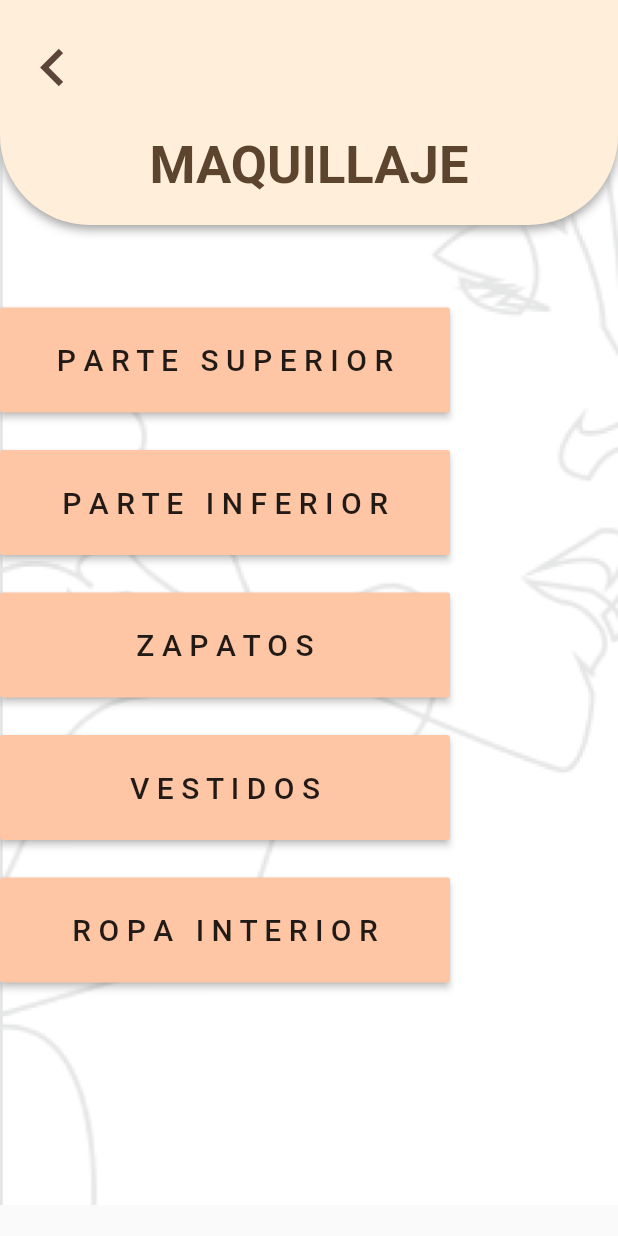
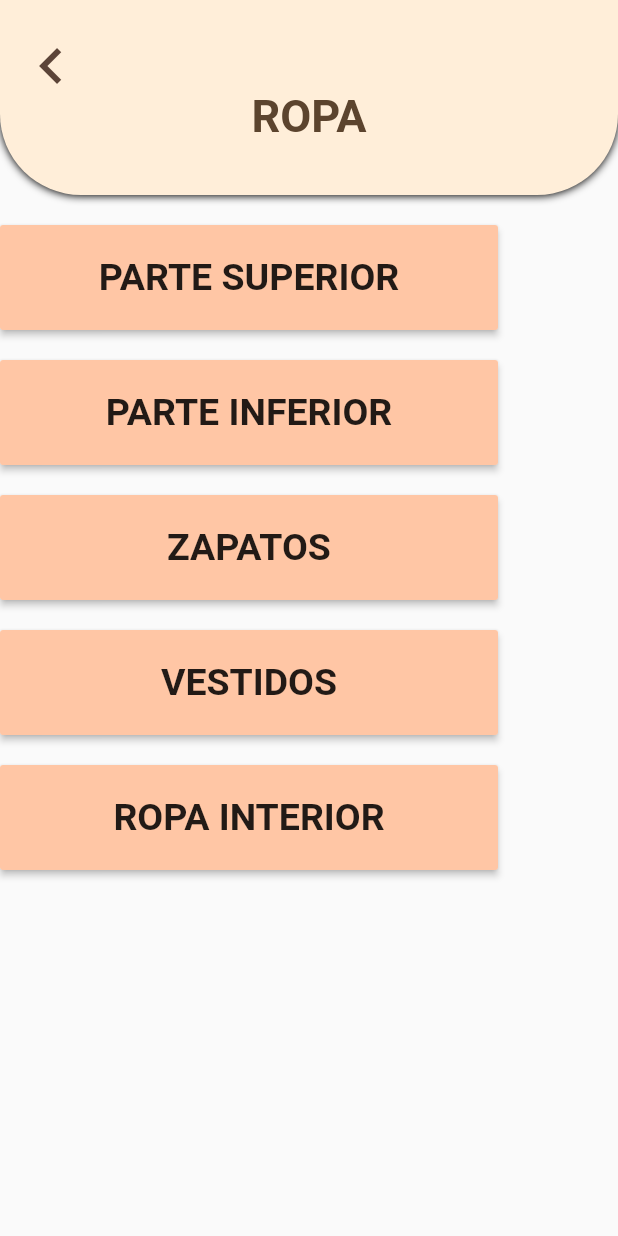
Before and after one commit to santos130400/ProyectoAdriana, a Flutter app: the RopaResultados screen opened by its route, on a phone screen of 412 x 824 dp. Run offline on Flutter 3.47's test engine with Material 2 defaults, Android fonts, the phone set to English and light mode, and no system bars; our stand-ins replace cloud_firestore, firebase_auth, firebase_database, image_picker; accounts and stored records are empty.

Commit message:
Arreglo de resultados todos igual

```diff
--- a/lib/Resultados/AccesoriosResultados.dart
+++ b/lib/Resultados/AccesoriosResultados.dart
@@ -29,7 +29,7 @@ Widget collar(BuildContext context) {
   return Padding(
       padding: EdgeInsets.only(top: 20, right: 80),
       child: SizedBox(
-          width: 410,
+          width: 100,
           height: 70,
           child: RaisedButton(
               child: Text(
@@ -133,7 +133,7 @@ Widget barraNavegacion(BuildContext context) {
       IconButton(
           icon: const Icon(Icons.keyboard_arrow_left),
           onPressed: () {
-            Navigator.of(context).pushNamed('/caracter');
+            Navigator.of(context).pushNamed('/menu');
           },
           iconSize: 48.0,
           color: new Color.fromRGBO(92, 68, 56, 1),
--- a/lib/Resultados/RopaResultados.dart
+++ b/lib/Resultados/RopaResultados.dart
@@ -8,114 +8,94 @@ class RopaResultados extends StatefulWidget {
 class _RopaResultadosState extends State<RopaResultados> {
   @override
   Widget build(BuildContext context) {
-    return Scaffold(
-        body: Stack(
+    return new Scaffold(
+      body: ListView(
         children: [
-        imagen(),
-        ListView(
-          children: [
-            //imagen(),
           barraNavegacion(context),
-            botones(),
+          parteSuperior(context),
+          parteInferior(context),
+          zapatos(context),
+          vestidos(context),
+          ropaInterior(context)
         ],
       ),
-      ],
-    ));
+    );
   }
 }
 
-Widget botones() {
+Widget parteSuperior(BuildContext context) {
   return Padding(
-      padding: EdgeInsets.only(top: 30),
-      child: Column(
-        children: [
-          Row(
-            children: [
-              Padding(
-                  padding: EdgeInsets.only(top: 25),
+      padding: EdgeInsets.only(top: 20, right: 80),
       child: SizedBox(
+          width: 100,
           height: 70,
-                      width: 300,
           child: RaisedButton(
-                        color: const Color(0x0FFFFC6A5),
+              child: Text(
+                "PARTE SUPERIOR",
+                style: TextStyle(fontSize: 25, fontWeight: FontWeight.bold),
+              ),
               onPressed: () {},
-                        child: Text("P A R T E   S U P E R I O R",
-                            style: TextStyle(fontSize: 20)),
-                      )))
-            ],
+              color: Color.fromARGB(255, 255, 198, 165))));
+}
+
+Widget parteInferior(BuildContext context) {
+  return Padding(
+      padding: EdgeInsets.only(top: 20, right: 80),
+      child: SizedBox(
+          width: 410,
+          height: 70,
+          child: RaisedButton(
+              child: Text(
+                "PARTE INFERIOR",
+                style: TextStyle(fontSize: 25, fontWeight: FontWeight.bold),
               ),
-          Row(
-            children: [
-              Padding(
-                  padding: EdgeInsets.only(top: 25),
+              onPressed: () {},
+              color: Color.fromARGB(255, 255, 198, 165))));
+}
+
+Widget zapatos(BuildContext context) {
+  return Padding(
+      padding: EdgeInsets.only(top: 20, right: 80),
       child: SizedBox(
+          width: 410,
           height: 70,
-                    width: 300,
           child: RaisedButton(
-                      color: const Color(0x0FFFFC6A5),
+              child: Text(
+                "ZAPATOS",
+                style: TextStyle(fontSize: 25, fontWeight: FontWeight.bold),
+              ),
               onPressed: () {},
-                      child: Text("P A R T E   I N F E R I O R",
-                          style: TextStyle(fontSize: 20)),
+              color: Color.fromARGB(255, 255, 198, 165))));
+}
+
+Widget vestidos(BuildContext context) {
+  return Padding(
+      padding: EdgeInsets.only(top: 20, right: 80),
+      child: SizedBox(
+          width: 410,
+          height: 70,
+          child: RaisedButton(
+              child: Text(
+                "VESTIDOS",
+                style: TextStyle(fontSize: 25, fontWeight: FontWeight.bold),
               ),
-                  ))
-            ],
+              onPressed: () {},
+              color: Color.fromARGB(255, 255, 198, 165))));
+}
+
+Widget ropaInterior(BuildContext context) {
+  return Padding(
+      padding: EdgeInsets.only(top: 20, right: 80),
+      child: SizedBox(
+          width: 410,
+          height: 70,
+          child: RaisedButton(
+              child: Text(
+                "ROPA INTERIOR",
+                style: TextStyle(fontSize: 25, fontWeight: FontWeight.bold),
               ),
-          Row(
-            children: [
-              Padding(
-                  padding: EdgeInsets.only(top: 25),
-                  child: SizedBox(
-                    height: 70,
-                    width: 300,
-                    child: RaisedButton(
-                      color: const Color(0x0FFFFC6A5),
               onPressed: () {},
-                      child: Text(
-                        "Z A P A T O S",
-                        style: TextStyle(fontSize: 20),
-                      ),
-                    ),
-                  ))
-            ],
-          ),
-          Row(
-            children: [
-              Padding(
-                  padding: EdgeInsets.only(top: 25),
-                  child: SizedBox(
-                    height: 70,
-                    width: 300,
-                    child: RaisedButton(
-                      color: const Color(0x0FFFFC6A5),
-                      onPressed: () {},
-                      child: Text(
-                        "V E S T I D O S",
-                        style: TextStyle(fontSize: 20),
-                      ),
-                    ),
-                  ))
-            ],
-          ),
-          Row(
-            children: [
-              Padding(
-                  padding: EdgeInsets.only(top: 25),
-                  child: SizedBox(
-                    height: 70,
-                    width: 300,
-                    child: RaisedButton(
-                      color: const Color(0x0FFFFC6A5),
-                      onPressed: () {},
-                      child: Text(
-                        "R O P A   I N T E R I O R",
-                        style: TextStyle(fontSize: 20),
-                      ),
-                    ),
-                  ))
-            ],
-          ),
-        ],
-      ));
+              color: Color.fromARGB(255, 255, 198, 165))));
 }
 
 Widget barraNavegacion(BuildContext context) {
@@ -123,34 +103,37 @@ Widget barraNavegacion(BuildContext context) {
     children: [
       Container(
           width: double.infinity,
-          height: 150,
+          height: 130,
           decoration: BoxDecoration(
               color: const Color(0xFFFFEED9),
               borderRadius: BorderRadius.only(
-                  bottomLeft: Radius.circular(60),
-                  bottomRight: Radius.circular(60)),
+                  bottomLeft: Radius.circular(54),
+                  bottomRight: Radius.circular(54)),
               boxShadow: [
                 BoxShadow(
-                    color: Colors.grey, blurRadius: 5, offset: Offset(0, 2.5))
+                    color: Colors.black, blurRadius: 4, offset: Offset(0, 0.5))
               ])),
       IconButton(
           icon: const Icon(Icons.keyboard_arrow_left),
-          onPressed: () {},
-          iconSize: 50,
-          color: Color.fromRGBO(92, 68, 56, 1),
+          onPressed: () {
+            Navigator.of(context).pushNamed('/menu');
+          },
+          iconSize: 48.0,
+          color: new Color.fromRGBO(92, 68, 56, 1),
           padding: const EdgeInsets.only(left: 10.0, top: 20)),
       Column(
         children: [
+          //tu progreso
           Padding(
-            padding: EdgeInsets.only(top: 90),
+            padding: EdgeInsets.only(top: 60),
             child: Center(
               child: Container(
                 child: Text(
-                  'MAQUILLAJE',
+                  'ROPA',
                   textAlign: TextAlign.center,
                   style: TextStyle(
                       color: Color.fromARGB(255, 92, 68, 46),
-                      fontSize: 35,
+                      fontSize: 30,
                       fontWeight: FontWeight.bold),
                 ),
               ),
@@ -161,10 +144,3 @@ Widget barraNavegacion(BuildContext context) {
     ],
   );
 }
-
-Widget imagen() {
-  return Padding(
-    padding: EdgeInsets.only(top: 50),
-    child: Image.asset('assets/fondo1.png'),
-  );
-}
```
Also changed, not shown: lib/MenuPrincipal.dart (+5 -5 lines), lib/Resultados/CabelloResultados.dart (+51 -92 lines), lib/Resultados/MaquillajeResultados.dart (+57 -69 lines). Lines whose indentation alone changed are shown as unchanged.
